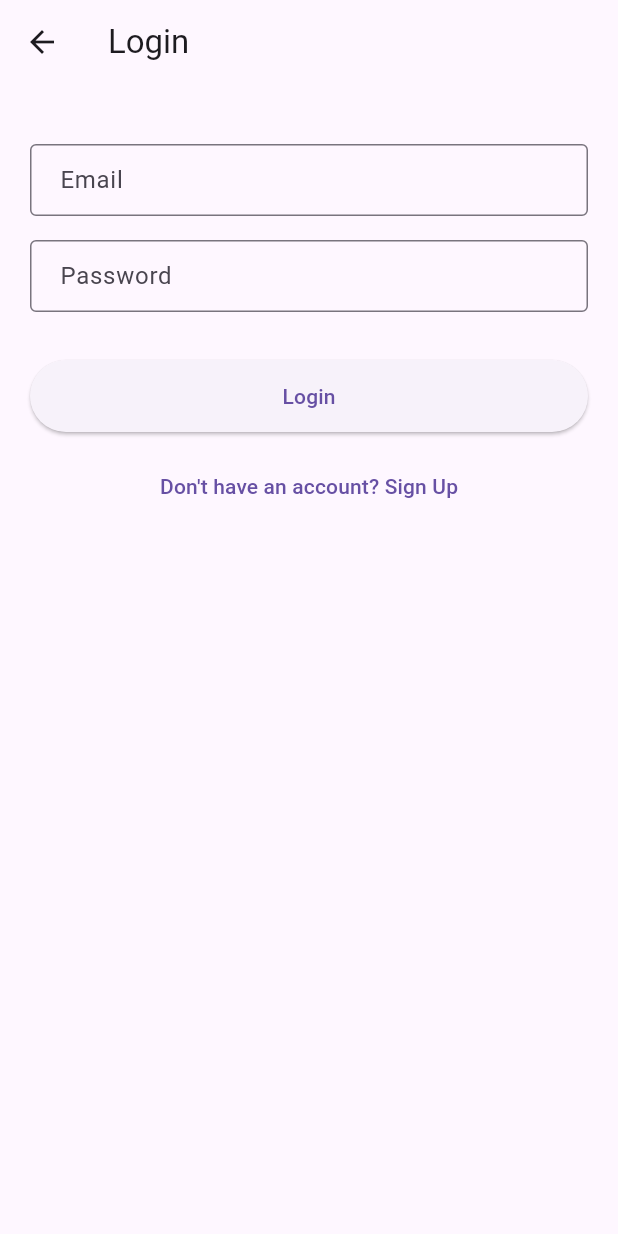
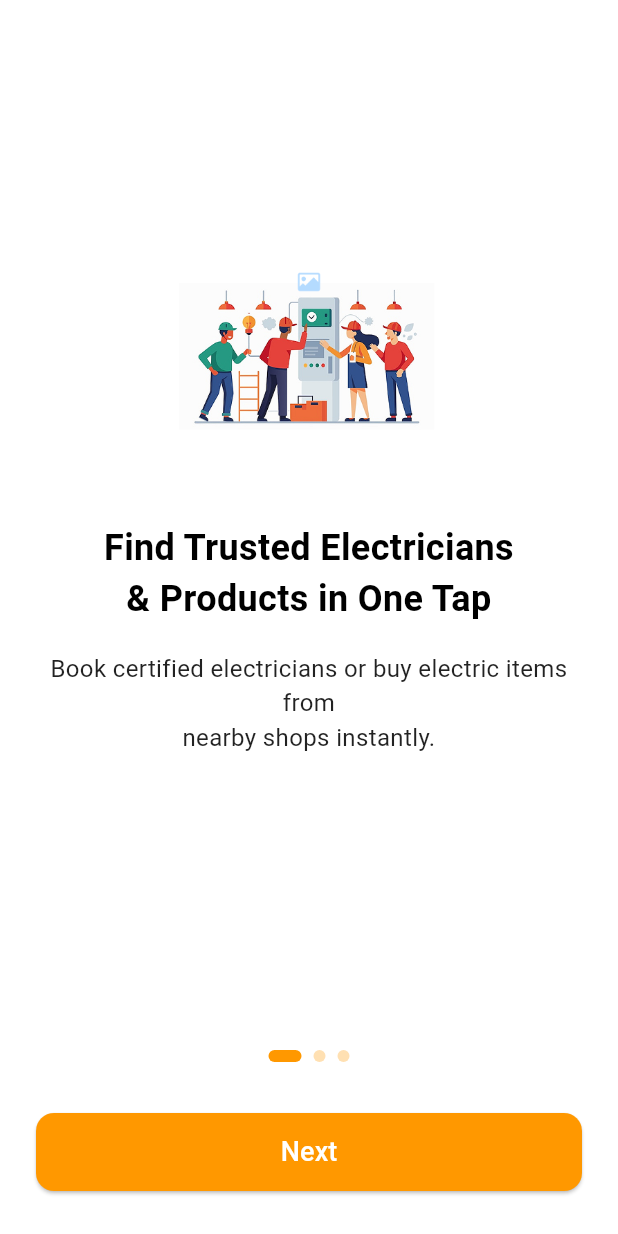
Before and after one commit to Kishoreselvaraj/storeOwner, a Flutter app: the screen it shows after launch, on a phone screen of 412 x 824 dp. Run offline on Flutter 3.47's test engine with Material 3 defaults, Android fonts, the phone set to English and light mode, and no system bars; our stand-ins replace firebase_auth, firebase_core, firebase_database; accounts and stored records are empty.

Commit message:
Onbording
3 screen has been completed

```diff
--- a/lib/screens/Auth/Login.dart
+++ b/lib/screens/Auth/Login.dart
@@ -2,9 +2,12 @@ import 'package:flutter/material.dart';
 import 'package:firebase_auth/firebase_auth.dart';
 import 'package:firebase_database/firebase_database.dart';
 import '../../components/CustomTextField.dart';
+const String onboard1Image = 'assets/onboarding/onboard1.png';
+const String onboard2Image = 'assets/onboarding/onboard2.png';
+const String onboard3Image = 'assets/onboarding/onboard3.png';
 
 class LoginScreen extends StatefulWidget {
-  const LoginScreen({super.key});
+  const LoginScreen({Key? key}) : super(key: key);
 
   @override
   State<LoginScreen> createState() => _LoginScreenState();
@@ -16,7 +19,32 @@ class _LoginScreenState extends State<LoginScreen> {
   bool loading = false;
   String? error;
 
-  /// Handles user login
+  // Onboarding variables
+  bool showOnboarding = true;
+  final PageController _pageController = PageController();
+  int onboardingPage = 0;
+
+  final List<Map<String, String>> onboardingData = [
+    {
+      "image": onboard1Image,
+      "title": "Find Trusted Electricians\n& Products in One Tap",
+      "subtitle": "Book certified electricians or buy electric items from\nnearby shops instantly.",
+      "button": "Next"
+    },
+    {
+      "image": onboard2Image,
+      "title": "Hire an Electrician",
+      "subtitle": "Search nearby electric shops by name, rating & location.",
+      "button": "Next"
+    },
+    {
+      "image": onboard3Image,
+      "title": "Smart Suggestions",
+      "subtitle": "Top Rated Electricians Near You, Popular Products in Your Area.",
+      "button": "Let's Start"
+    },
+  ];
+
   Future<void> loginUser() async {
     setState(() {
       loading = true;
@@ -24,19 +52,16 @@ class _LoginScreenState extends State<LoginScreen> {
     });
 
     try {
-      // Firebase sign-in
       final credential = await FirebaseAuth.instance.signInWithEmailAndPassword(
         email: emailController.text.trim(),
         password: passwordController.text.trim(),
       );
 
-      // Check if user data exists in Realtime DB
       final snapshot = await FirebaseDatabase.instance
           .ref("Shops/user/${credential.user!.uid}")
           .get();
 
       if (snapshot.exists) {
-        // Go to main app (BottomNav)
         if (!mounted) return;
         Navigator.pushReplacementNamed(context, '/app');
       } else {
@@ -61,11 +86,117 @@ class _LoginScreenState extends State<LoginScreen> {
   void dispose() {
     emailController.dispose();
     passwordController.dispose();
+    _pageController.dispose();
     super.dispose();
   }
 
-  @override
-  Widget build(BuildContext context) {
+  Widget buildOnboarding() {
+    return Scaffold(
+      backgroundColor: Colors.white,
+      body: SafeArea(
+        child: Column(
+          children: [
+            Expanded(
+              child: PageView.builder(
+                controller: _pageController,
+                itemCount: onboardingData.length,
+                onPageChanged: (index) {
+                  setState(() => onboardingPage = index);
+                },
+                itemBuilder: (context, index) {
+                  final data = onboardingData[index];
+                  return Padding(
+                    padding: const EdgeInsets.symmetric(horizontal: 28, vertical: 42),
+                    child: Column(
+                      children: [
+                        const SizedBox(height: 36),
+                        Image.asset(
+                          data["image"]!,
+                          height: 220,
+                          fit: BoxFit.contain,
+                        ),
+                        const SizedBox(height: 50),
+                        Text(
+                          data["title"]!,
+                          style: const TextStyle(
+                            fontSize: 24,
+                            fontWeight: FontWeight.w700,
+                            color: Colors.black,
+                          ),
+                          textAlign: TextAlign.center,
+                        ),
+                        const SizedBox(height: 18),
+                        Text(
+                          data["subtitle"]!,
+                          style: const TextStyle(
+                            fontSize: 16,
+                            color: Colors.black87,
+                          ),
+                          textAlign: TextAlign.center,
+                        ),
+                        const Spacer(),
+                      ],
+                    ),
+                  );
+                },
+              ),
+            ),
+            // Indicator Dots
+            Row(
+              mainAxisAlignment: MainAxisAlignment.center,
+              children: List.generate(
+                onboardingData.length,
+                (index) => AnimatedContainer(
+                  duration: const Duration(milliseconds: 200),
+                  margin: const EdgeInsets.all(4),
+                  height: 8,
+                  width: onboardingPage == index ? 22 : 8,
+                  decoration: BoxDecoration(
+                    color: onboardingPage == index
+                        ? Colors.orange
+                        : Colors.orange.withOpacity(0.3),
+                    borderRadius: BorderRadius.circular(8),
+                  ),
+                ),
+              ),
+            ),
+            const SizedBox(height: 30),
+            // Bottom button
+            Padding(
+              padding: const EdgeInsets.symmetric(horizontal: 24.0),
+              child: SizedBox(
+                width: double.infinity,
+                height: 52,
+                child: ElevatedButton(
+                  style: ElevatedButton.styleFrom(
+                      backgroundColor: Colors.orange,
+                      shape: RoundedRectangleBorder(
+                          borderRadius: BorderRadius.circular(12))),
+                  onPressed: () {
+                    if (onboardingPage < onboardingData.length - 1) {
+                      _pageController.nextPage(
+                        duration: const Duration(milliseconds: 300),
+                        curve: Curves.easeInOut,
+                      );
+                    } else {
+                      setState(() => showOnboarding = false);
+                    }
+                  },
+                  child: Text(
+                    onboardingData[onboardingPage]['button']!,
+                    style: const TextStyle(fontSize: 18, color: Colors.white),
+                  ),
+                ),
+              ),
+            ),
+            const SizedBox(height: 30),
+          ],
+        ),
+      ),
+    );
+  }
+
+  Widget buildLogin() {
     return Scaffold(
       appBar: AppBar(title: const Text("Login")),
       body: Padding(
@@ -110,4 +241,9 @@ class _LoginScreenState extends State<LoginScreen> {
       ),
     );
   }
+
+  @override
+  Widget build(BuildContext context) {
+    return showOnboarding ? buildOnboarding() : buildLogin();
+  }
 }
--- a/pubspec.yaml
+++ b/pubspec.yaml
@@ -90,3 +90,6 @@ flutter:
   #
   # For details regarding fonts from package dependencies,
   # see https://flutter.dev/to/font-from-package
+
+  assets:
+    - assets/onboarding/
```
Also changed, not shown: assets/onboarding/onboard1.png (added), assets/onboarding/onboard2.png (added), assets/onboarding/onboard3.png (added).
